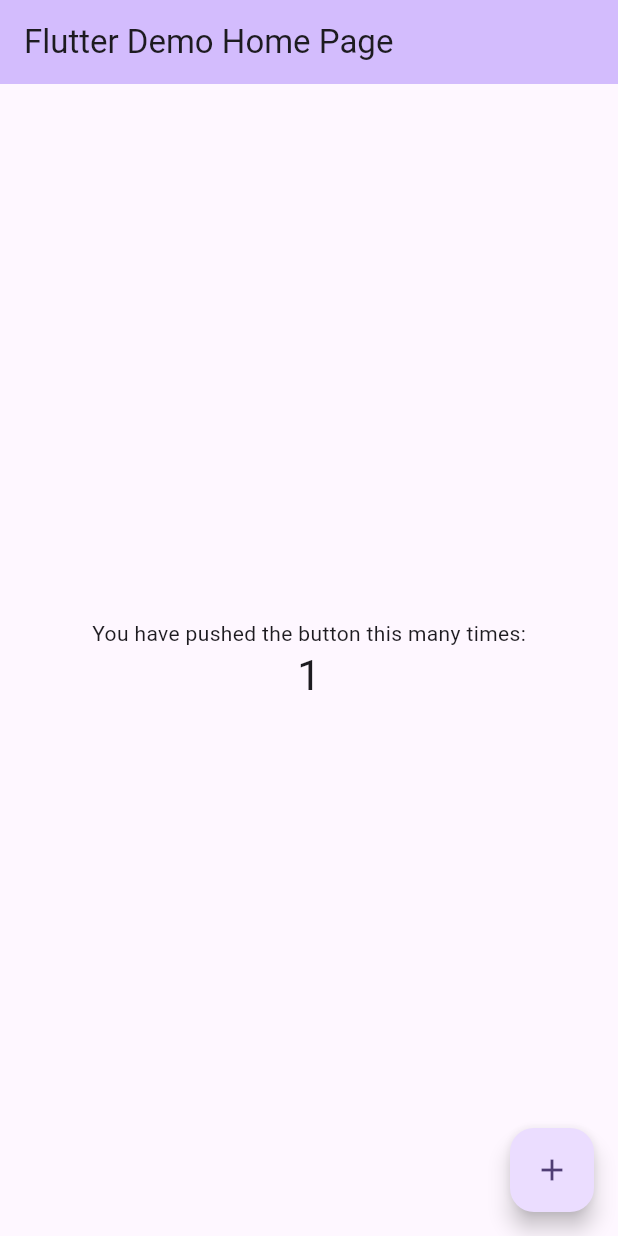
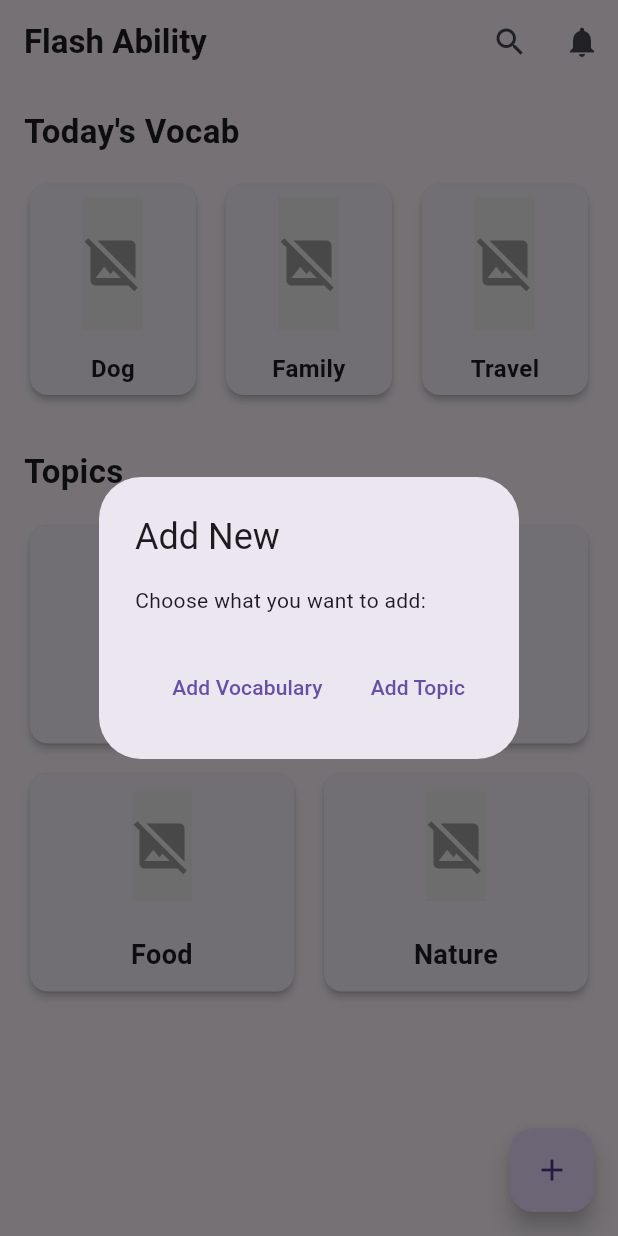
Before and after one commit to trungnotchung/flash_ability, a Flutter app: the screen it shows after launch, after a tap on the "add" icon, on a phone screen of 412 x 824 dp. Run offline on Flutter 3.47's test engine with Material 3 defaults, Android fonts, the light colour scheme and no system bars.

Commit message:
feat: home screen

```diff
--- /dev/null
+++ b/lib/home_page.dart
@@ -0,0 +1,149 @@
+import 'package:flutter/material.dart';
+import 'models/vocabulary.dart';
+import 'models/topic.dart';
+import 'widgets/vocabulary_card.dart';
+import 'widgets/topic_card.dart';
+import 'screens/search_screen.dart';
+
+class HomePage extends StatelessWidget {
+  const HomePage({super.key});
+
+  @override
+  Widget build(BuildContext context) {
+    // Sample data for today's vocabulary
+    final List<Vocabulary> todaysVocab = [
+      Vocabulary(
+        id: '1',
+        word: 'Dog',
+        meaning: 'A domesticated carnivorous mammal',
+        exampleSentence: 'The dog is playing outside.',
+        imageUrl: 'assets/images/dog.png',
+      ),
+      Vocabulary(
+        id: '2',
+        word: 'Family',
+        meaning: 'A group of people related by blood or marriage',
+        exampleSentence: 'I spend time with my family every weekend.',
+        imageUrl: 'assets/images/family.png',
+      ),
+      Vocabulary(
+        id: '3',
+        word: 'Travel',
+        meaning:
+            'To go from one place to another, often for leisure or business',
+        exampleSentence: 'I love to travel to new countries.',
+        imageUrl: 'assets/images/travel.png',
+      ),
+    ];
+
+    // Sample data for topics
+    final List<Topic> topics = [
+      Topic(id: '1', name: 'Animals', imageUrl: 'assets/images/animals.png'),
+      Topic(id: '2', name: 'Health', imageUrl: 'assets/images/health.png'),
+      Topic(id: '3', name: 'Food', imageUrl: 'assets/images/food.png'),
+      Topic(id: '4', name: 'Nature', imageUrl: 'assets/images/nature.png'),
+    ];
+
+    return Scaffold(
+      appBar: AppBar(
+        title: const Text(
+          'Flash Ability',
+          style: TextStyle(fontWeight: FontWeight.bold),
+        ),
+        actions: [
+          IconButton(
+            icon: const Icon(Icons.search),
+            onPressed: () {
+              // Navigate to search screen
+              Navigator.push(
+                context,
+                MaterialPageRoute(builder: (context) => const SearchScreen()),
+              );
+            },
+          ),
+          IconButton(
+            icon: const Icon(Icons.notifications),
+            onPressed: () {
+              // TODO: Implement notifications functionality
+              ScaffoldMessenger.of(context).showSnackBar(
+                const SnackBar(content: Text('Notifications coming soon!')),
+              );
+            },
+          ),
+        ],
+      ),
+      body: SingleChildScrollView(
+        padding: const EdgeInsets.all(16.0),
+        child: Column(
+          crossAxisAlignment: CrossAxisAlignment.start,
+          children: [
+            const Text(
+              "Today's Vocab",
+              style: TextStyle(fontSize: 22, fontWeight: FontWeight.bold),
+            ),
+            const SizedBox(height: 16),
+            GridView.builder(
+              shrinkWrap: true,
+              physics: const NeverScrollableScrollPhysics(),
+              gridDelegate: const SliverGridDelegateWithFixedCrossAxisCount(
+                crossAxisCount: 3,
+                crossAxisSpacing: 12,
+                mainAxisSpacing: 12,
+                childAspectRatio: 0.8,
+              ),
+              itemCount: todaysVocab.length,
+              itemBuilder: (context, index) {
+                return VocabularyCard(vocabulary: todaysVocab[index]);
+              },
+            ),
+            const SizedBox(height: 32),
+            const Text(
+              "Topics",
+              style: TextStyle(fontSize: 22, fontWeight: FontWeight.bold),
+            ),
+            const SizedBox(height: 16),
+            GridView.builder(
+              shrinkWrap: true,
+              physics: const NeverScrollableScrollPhysics(),
+              gridDelegate: const SliverGridDelegateWithFixedCrossAxisCount(
+                crossAxisCount: 2,
+                crossAxisSpacing: 12,
+                mainAxisSpacing: 12,
+                childAspectRatio: 1.2,
+              ),
+              itemCount: topics.length,
+              itemBuilder: (context, index) {
+                return TopicCard(topic: topics[index]);
+              },
+            ),
+          ],
+        ),
+      ),
+      floatingActionButton: FloatingActionButton(
+        onPressed: () {
+          // TODO: Implement add new functionality
+          showDialog(
+            context: context,
+            builder: (BuildContext context) {
+              return AlertDialog(
+                title: const Text('Add New'),
+                content: const Text('Choose what you want to add:'),
+                actions: [
+                  TextButton(
+                    onPressed: () => Navigator.pop(context),
+                    child: const Text('Add Vocabulary'),
+                  ),
+                  TextButton(
+                    onPressed: () => Navigator.pop(context),
+                    child: const Text('Add Topic'),
+                  ),
+                ],
+              );
+            },
+          );
+        },
+        child: const Icon(Icons.add),
+      ),
+    );
+  }
+}
--- a/lib/main.dart
+++ b/lib/main.dart
@@ -1,122 +1,24 @@
 import 'package:flutter/material.dart';
+import 'home_page.dart';
 
 void main() {
-  runApp(const MyApp());
+  runApp(const FlashAbilityApp());
 }
 
-class MyApp extends StatelessWidget {
-  const MyApp({super.key});
+class FlashAbilityApp extends StatelessWidget {
+  const FlashAbilityApp({super.key});
 
-  // This widget is the root of your application.
   @override
   Widget build(BuildContext context) {
     return MaterialApp(
-      title: 'Flutter Demo',
+      title: 'Flash Ability',
       theme: ThemeData(
-        // This is the theme of your application.
-        //
-        // TRY THIS: Try running your application with "flutter run". You'll see
-        // the application has a purple toolbar. Then, without quitting the app,
-        // try changing the seedColor in the colorScheme below to Colors.green
-        // and then invoke "hot reload" (save your changes or press the "hot
-        // reload" button in a Flutter-supported IDE, or press "r" if you used
-        // the command line to start the app).
-        //
-        // Notice that the counter didn't reset back to zero; the application
-        // state is not lost during the reload. To reset the state, use hot
-        // restart instead.
-        //
-        // This works for code too, not just values: Most code changes can be
-        // tested with just a hot reload.
-        colorScheme: ColorScheme.fromSeed(seedColor: Colors.deepPurple),
+        primarySwatch: Colors.blue,
+        visualDensity: VisualDensity.adaptivePlatformDensity,
+        useMaterial3: true,
       ),
-      home: const MyHomePage(title: 'Flutter Demo Home Page'),
+      home: const HomePage(),
+      debugShowCheckedModeBanner: false,
     );
   }
 }
-
-class MyHomePage extends StatefulWidget {
-  const MyHomePage({super.key, required this.title});
-
-  // This widget is the home page of your application. It is stateful, meaning
-  // that it has a State object (defined below) that contains fields that affect
-  // how it looks.
-
-  // This class is the configuration for the state. It holds the values (in this
-  // case the title) provided by the parent (in this case the App widget) and
-  // used by the build method of the State. Fields in a Widget subclass are
-  // always marked "final".
-
-  final String title;
-
-  @override
-  State<MyHomePage> createState() => _MyHomePageState();
-}
-
-class _MyHomePageState extends State<MyHomePage> {
-  int _counter = 0;
-
-  void _incrementCounter() {
-    setState(() {
-      // This call to setState tells the Flutter framework that something has
-      // changed in this State, which causes it to rerun the build method below
-      // so that the display can reflect the updated values. If we changed
-      // _counter without calling setState(), then the build method would not be
-      // called again, and so nothing would appear to happen.
-      _counter++;
-    });
-  }
-
-  @override
-  Widget build(BuildContext context) {
-    // This method is rerun every time setState is called, for instance as done
-    // by the _incrementCounter method above.
-    //
-    // The Flutter framework has been optimized to make rerunning build methods
-    // fast, so that you can just rebuild anything that needs updating rather
-    // than having to individually change instances of widgets.
-    return Scaffold(
-      appBar: AppBar(
-        // TRY THIS: Try changing the color here to a specific color (to
-        // Colors.amber, perhaps?) and trigger a hot reload to see the AppBar
-        // change color while the other colors stay the same.
-        backgroundColor: Theme.of(context).colorScheme.inversePrimary,
-        // Here we take the value from the MyHomePage object that was created by
-        // the App.build method, and use it to set our appbar title.
-        title: Text(widget.title),
-      ),
-      body: Center(
-        // Center is a layout widget. It takes a single child and positions it
-        // in the middle of the parent.
-        child: Column(
-          // Column is also a layout widget. It takes a list of children and
-          // arranges them vertically. By default, it sizes itself to fit its
-          // children horizontally, and tries to be as tall as its parent.
-          //
-          // Column has various properties to control how it sizes itself and
-          // how it positions its children. Here we use mainAxisAlignment to
-          // center the children vertically; the main axis here is the vertical
-          // axis because Columns are vertical (the cross axis would be
-          // horizontal).
-          //
-          // TRY THIS: Invoke "debug painting" (choose the "Toggle Debug Paint"
-          // action in the IDE, or press "p" in the console), to see the
-          // wireframe for each widget.
-          mainAxisAlignment: MainAxisAlignment.center,
-          children: <Widget>[
-            const Text('You have pushed the button this many times:'),
-            Text(
-              '$_counter',
-              style: Theme.of(context).textTheme.headlineMedium,
-            ),
-          ],
-        ),
-      ),
-      floatingActionButton: FloatingActionButton(
-        onPressed: _incrementCounter,
-        tooltip: 'Increment',
-        child: const Icon(Icons.add),
-      ), // This trailing comma makes auto-formatting nicer for build methods.
-    );
-  }
-}
--- /dev/null
+++ b/lib/models/topic.dart
@@ -0,0 +1,13 @@
+class Topic {
+  final String id;
+  final String name;
+  final String imageUrl;
+  final int? vocabularyCount;
+
+  Topic({
+    required this.id,
+    required this.name,
+    required this.imageUrl,
+    this.vocabularyCount,
+  });
+}
--- /dev/null
+++ b/lib/models/vocabulary.dart
@@ -0,0 +1,17 @@
+class Vocabulary {
+  final String id;
+  final String word;
+  final String meaning;
+  final String exampleSentence;
+  final String imageUrl;
+  final String? audioUrl;
+
+  Vocabulary({
+    required this.id,
+    required this.word,
+    required this.meaning,
+    required this.exampleSentence,
+    required this.imageUrl,
+    this.audioUrl,
+  });
+}
--- /dev/null
+++ b/lib/widgets/topic_card.dart
@@ -0,0 +1,69 @@
+import 'package:flutter/material.dart';
+import '../models/topic.dart';
+import '../screens/topic_detail_screen.dart';
+
+class TopicCard extends StatelessWidget {
+  final Topic topic;
+
+  const TopicCard({super.key, required this.topic});
+
+  @override
+  Widget build(BuildContext context) {
+    return GestureDetector(
+      onTap: () {
+        // Navigate to topic detail screen
+        Navigator.push(
+          context,
+          MaterialPageRoute(
+            builder: (context) => TopicDetailScreen(topic: topic),
+          ),
+        );
+      },
+      child: Card(
+        elevation: 2,
+        shape: RoundedRectangleBorder(borderRadius: BorderRadius.circular(12)),
+        child: Column(
+          mainAxisAlignment: MainAxisAlignment.center,
+          children: [
+            Expanded(
+              flex: 2,
+              child: Padding(
+                padding: const EdgeInsets.all(12.0),
+                child: Image.asset(
+                  topic.imageUrl,
+                  fit: BoxFit.contain,
+                  errorBuilder: (context, error, stackTrace) {
+                    return Container(
+                      color: Colors.grey[200],
+                      child: const Icon(
+                        Icons.image_not_supported,
+                        size: 40,
+                        color: Colors.grey,
+                      ),
+                    );
+                  },
+                ),
+              ),
+            ),
+            Expanded(
+              flex: 1,
+              child: Container(
+                width: double.infinity,
+                alignment: Alignment.center,
+                padding: const EdgeInsets.symmetric(horizontal: 8),
+                child: Text(
+                  topic.name,
+                  style: const TextStyle(
+                    fontWeight: FontWeight.bold,
+                    fontSize: 18,
+                  ),
+                  textAlign: TextAlign.center,
+                ),
+              ),
+            ),
+          ],
+        ),
+      ),
+    );
+  }
+}
--- /dev/null
+++ b/lib/widgets/vocabulary_card.dart
@@ -0,0 +1,71 @@
+import 'package:flutter/material.dart';
+import '../models/vocabulary.dart';
+import '../screens/vocabulary_detail_screen.dart';
+
+class VocabularyCard extends StatelessWidget {
+  final Vocabulary vocabulary;
+
+  const VocabularyCard({super.key, required this.vocabulary});
+
+  @override
+  Widget build(BuildContext context) {
+    return GestureDetector(
+      onTap: () {
+        // Navigate to vocabulary detail screen
+        Navigator.push(
+          context,
+          MaterialPageRoute(
+            builder:
+                (context) => VocabularyDetailScreen(vocabulary: vocabulary),
+          ),
+        );
+      },
+      child: Card(
+        elevation: 2,
+        shape: RoundedRectangleBorder(borderRadius: BorderRadius.circular(12)),
+        child: Column(
+          mainAxisAlignment: MainAxisAlignment.center,
+          children: [
+            Expanded(
+              flex: 3,
+              child: Padding(
+                padding: const EdgeInsets.all(8.0),
+                child: Image.asset(
+                  vocabulary.imageUrl,
+                  fit: BoxFit.contain,
+                  errorBuilder: (context, error, stackTrace) {
+                    return Container(
+                      color: Colors.grey[200],
+                      child: const Icon(
+                        Icons.image_not_supported,
+                        size: 40,
+                        color: Colors.grey,
+                      ),
+                    );
+                  },
+                ),
+              ),
+            ),
+            Expanded(
+              flex: 1,
+              child: Container(
+                width: double.infinity,
+                alignment: Alignment.center,
+                padding: const EdgeInsets.symmetric(horizontal: 8),
+                child: Text(
+                  vocabulary.word,
+                  style: const TextStyle(
+                    fontWeight: FontWeight.bold,
+                    fontSize: 16,
+                  ),
+                  textAlign: TextAlign.center,
+                  overflow: TextOverflow.ellipsis,
+                ),
+              ),
+            ),
+          ],
+        ),
+      ),
+    );
+  }
+}
```
Also changed, not shown: lib/screens/topic_detail_screen.dart (added, +139 -0 lines), lib/screens/vocabulary_detail_screen.dart (added, +139 -0 lines), 10 other files.
